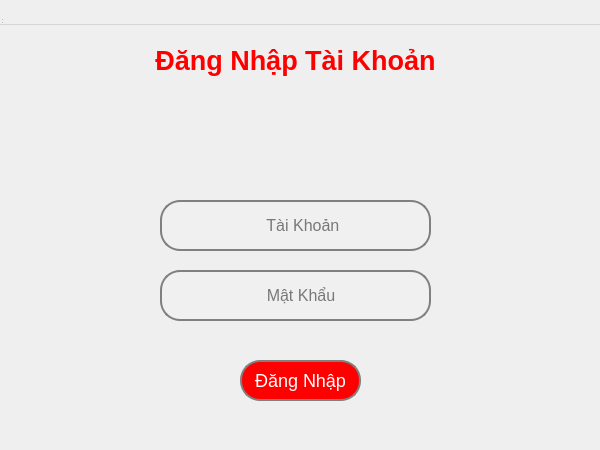
Old version of the form dang_nhap.ui in the repository TaiPhanCoder/Do_An_Thi_Trac_Ngiem_c-.
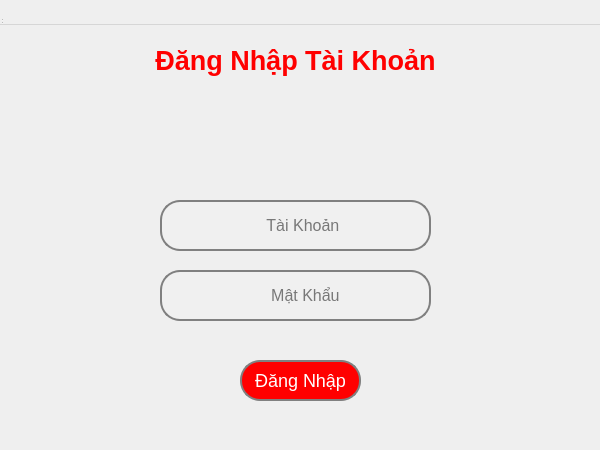
New version of the form. Icons and pictures are not drawn.

Patch:
```diff
--- a/dang_nhap.ui
+++ b/dang_nhap.ui
@@ -22,6 +22,9 @@
      <height>431</height>
     </rect>
    </property>
+   <property name="styleSheet">
+    <string notr="true"/>
+   </property>
    <widget class="QLabel" name="labelDN">
     <property name="geometry">
      <rect>
@@ -91,7 +94,7 @@
 </string>
     </property>
     <property name="placeholderText">
-     <string>    Mật Khẩu</string>
+     <string>     Mật Khẩu</string>
     </property>
    </widget>
    <widget class="QPushButton" name="DangNhapButton">
```
